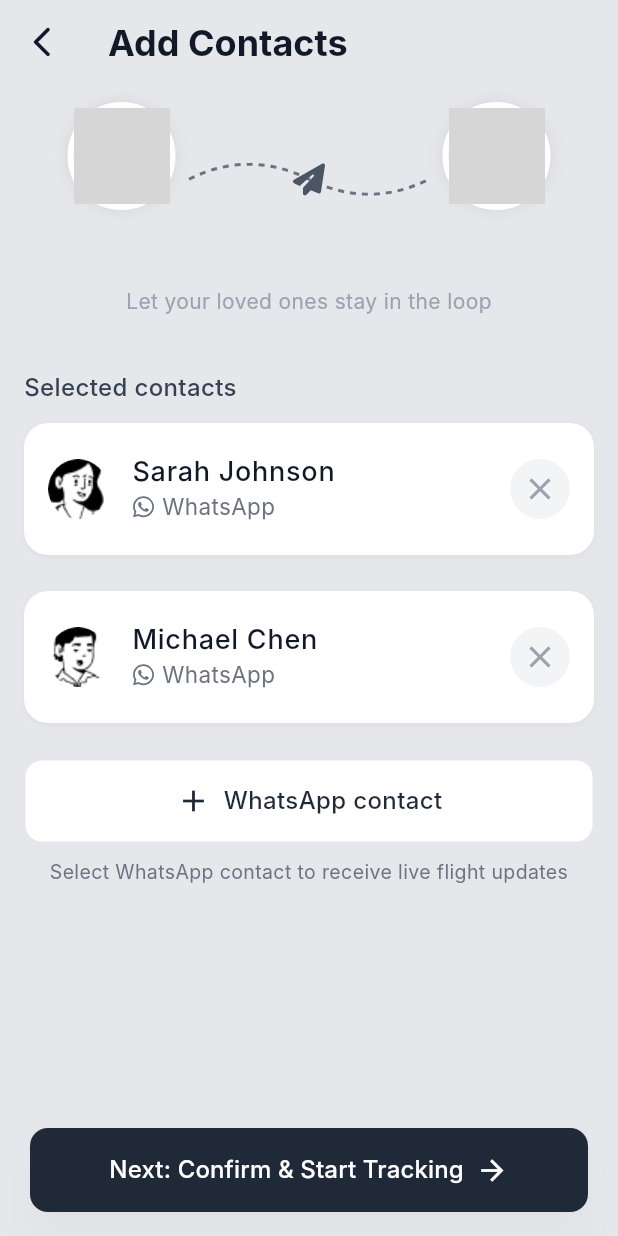
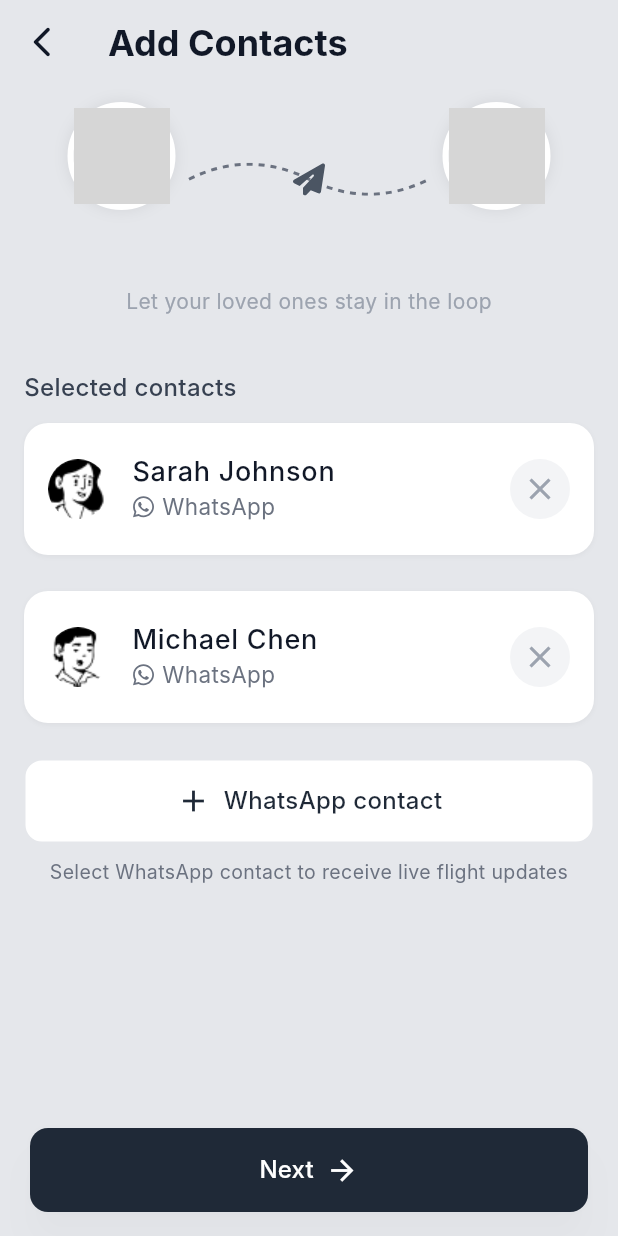
Before and after one commit to asifsheikh/Volo, a Flutter app: the AddContactsScreen screen opened directly with empty values, on a phone screen of 412 x 824 dp. Run offline on Flutter 3.47's test engine with Material 3 defaults, Android fonts, the phone set to English and light mode, and no system bars; our stand-ins replace cloud_firestore, firebase_auth, firebase_core, flutter_native_contact_picker, flutter_svg, intl_phone_field and 1 more; missing offline and left inert: firebase_app_check; accounts and stored records are empty; network calls fail; Roboto replaces fonts that are missing (Inter); grey boxes are pictures that could not be loaded.

Commit message:
chore: rename Add Contacts screen button to 'Next'

```diff
--- a/lib/screens/home/add_contacts_screen.dart
+++ b/lib/screens/home/add_contacts_screen.dart
@@ -228,7 +228,7 @@ class _AddContactsScreenState extends State<AddContactsScreen> {
                     mainAxisAlignment: MainAxisAlignment.center,
                     children: const [
                       Text(
-                        'Next: Confirm & Start Tracking',
+                        'Next',
                         style: TextStyle(
                           fontFamily: 'Inter',
                           fontWeight: FontWeight.w500,
```
